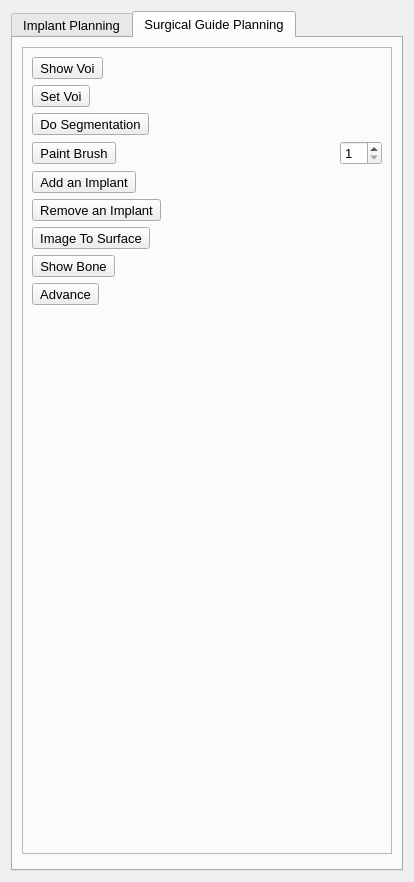
Qt form Apps/Dental/view/SCBDentalPlanningPipeline.ui (wuzhuobin/MITK-Project) before a commit.
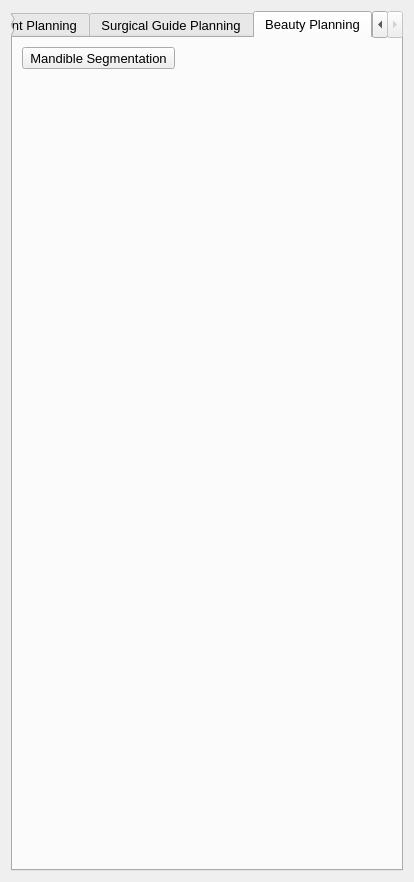
The same form after that commit. Custom widgets are drawn as their Qt base class.

Commit message: Render mandible segmentation

Patch:
```diff
--- a/Apps/Dental/view/SCBDentalPlanningPipeline.ui
+++ b/Apps/Dental/view/SCBDentalPlanningPipeline.ui
@@ -35,7 +35,7 @@
    <item>
     <widget class="QTabWidget" name="tabWidget">
      <property name="currentIndex">
-      <number>1</number>
+      <number>2</number>
      </property>
      <widget class="QWidget" name="tabImplantPlanning">
       <attribute name="title">
@@ -1529,6 +1529,36 @@
        </item>
       </layout>
      </widget>
+     <widget class="QWidget" name="tabBeautyPlanning">
+      <attribute name="title">
+       <string>Beauty Planning</string>
+      </attribute>
+      <layout class="QVBoxLayout" name="verticalLayout_4">
+       <item>
+        <widget class="QToolButton" name="toolButtonBeautyPlanningMandibleSegmentation">
+         <property name="text">
+          <string>Mandible Segmentation</string>
+         </property>
+         <property name="checkable">
+          <bool>true</bool>
+         </property>
+        </widget>
+       </item>
+       <item>
+        <spacer name="verticalSpacer">
+         <property name="orientation">
+          <enum>Qt::Vertical</enum>
+         </property>
+         <property name="sizeHint" stdset="0">
+          <size>
+           <width>20</width>
+           <height>806</height>
+          </size>
+         </property>
+        </spacer>
+       </item>
+      </layout>
+     </widget>
     </widget>
    </item>
   </layout>
```
Left out of the diff: 4 changed lines with no effect on the pictures. The commit also changes 2 other files.
